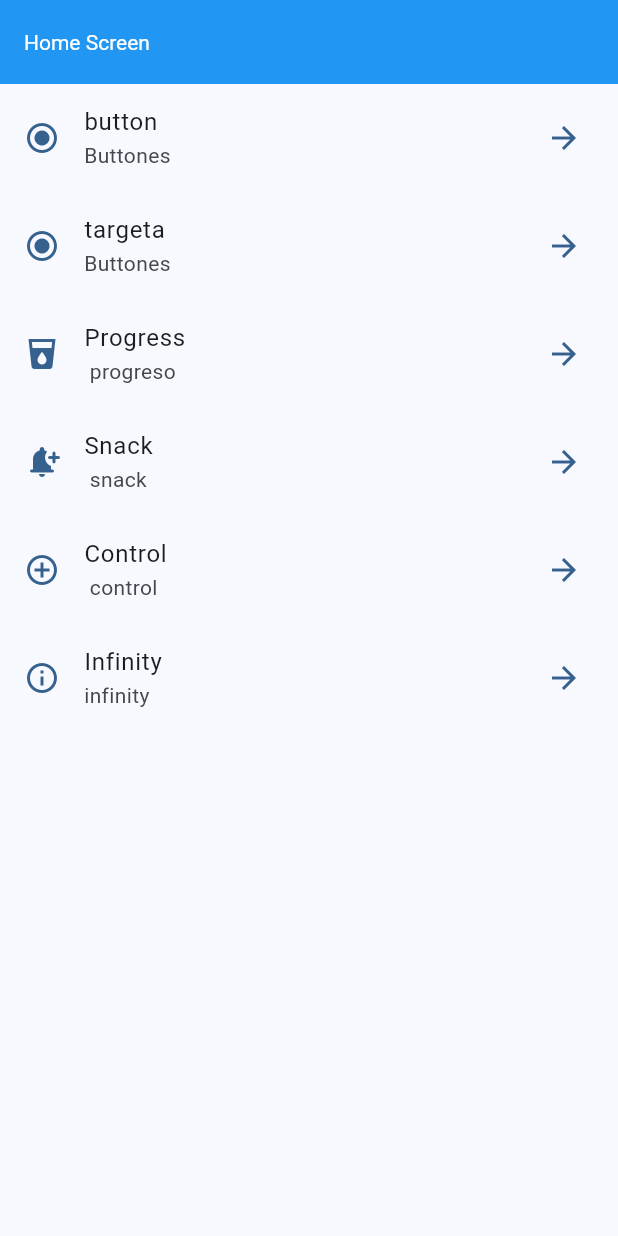
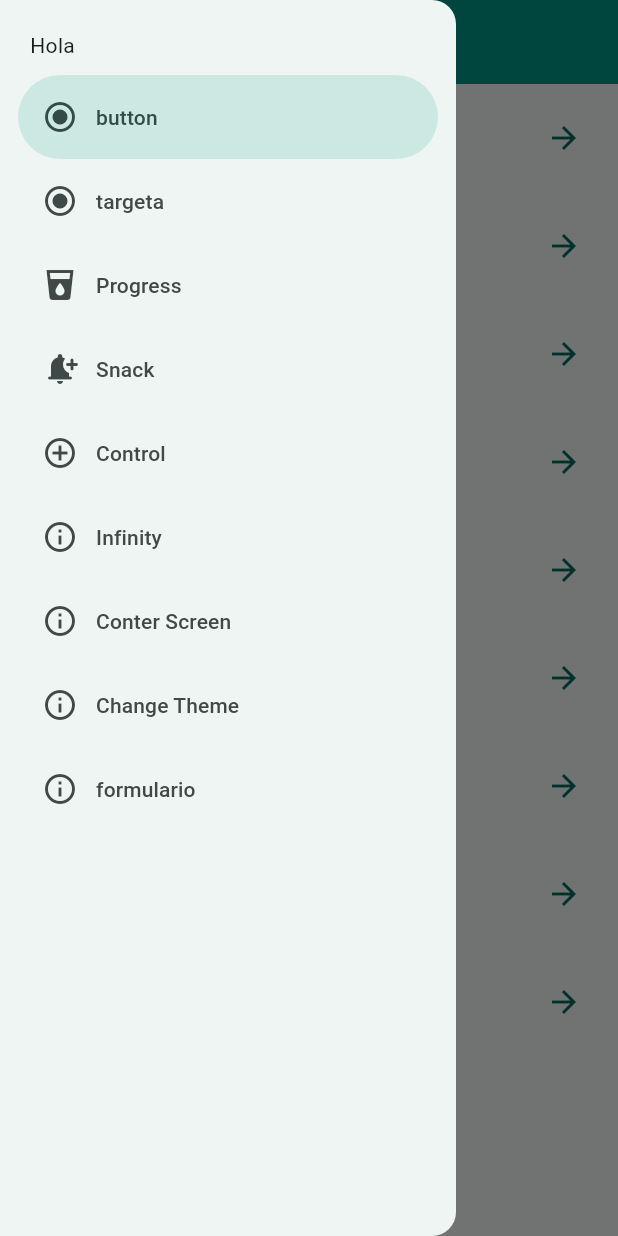
Before and after one commit to JaVergelVe/Desarrollo-Movil, a Flutter app: the screen it shows after launch, with the side drawer open (before the commit the screen has no drawer), on a phone screen of 412 x 824 dp. Run offline on Flutter 3.47's test engine with Material 3 defaults, Android fonts, the phone set to English and light mode, and no system bars; our stand-ins replace animate_do, card_swiper, dio, flutter_dotenv, flutter_riverpod, go_router and 1 more.

Commit message:
Agregando cositas timidas :)

```diff
--- a/widget_all/lib/config/menu/menu_items.dart
+++ b/widget_all/lib/config/menu/menu_items.dart
@@ -50,4 +50,22 @@ const appMenuItems = <MenuItems>[
     link: '/infinity',
     icon: Icons.info_outline,
   ),
+  MenuItems(
+    title: 'Conter Screen',
+    subTitle: 'with reperpod',
+    link: '/counter-screen',
+    icon: Icons.info_outline,
+  ),
+  MenuItems(
+    title: 'Change Theme',
+    subTitle: 'with reperpod',
+    link: '/change-theme',
+    icon: Icons.info_outline,
+  ),
+  MenuItems(
+    title: 'formulario ',
+    subTitle: 'Fornulario ',
+    link: '/formulario',
+    icon: Icons.info_outline,
+  )
 ];
--- a/widget_all/lib/config/router/app_router.dart
+++ b/widget_all/lib/config/router/app_router.dart
@@ -47,5 +47,23 @@ final GoRouter appRouter = GoRouter(
       builder: (BuildContext context, GoRouterState state) =>
           const InifinityScreen(),
     ),
+    GoRoute(
+      path: '/counter-screen',
+      name: CounterScreen.name,
+      builder: (BuildContext context, GoRouterState state) =>
+          const CounterScreen(),
+    ),
+    GoRoute(
+      path: '/change-theme',
+      name: ChangeTheme.name,
+      builder: (BuildContext context, GoRouterState state) =>
+          const ChangeTheme(),
+    ),
+    GoRoute(
+      path: '/formulario',
+      name: FormScreen.name,
+      builder: (BuildContext context, GoRouterState state) =>
+          const FormScreen(),
+    ),
   ],
 );
--- a/widget_all/lib/config/theme/app_theme.dart
+++ b/widget_all/lib/config/theme/app_theme.dart
@@ -9,17 +9,23 @@ const colorList = <Color>[
 
 class AppTheme {
   final int selectedColor;
+  final bool theme;
 
-  AppTheme({this.selectedColor = 1})
+  AppTheme({this.selectedColor = 1, this.theme = false})
       : assert(selectedColor < colorList.length, 'Color no disponible'),
         assert(selectedColor >= 0, 'Color debe ser un número positivo');
 
   ThemeData getTheme() => ThemeData(
       useMaterial3: true,
       colorSchemeSeed: colorList[selectedColor],
+      brightness: theme ? Brightness.dark : Brightness.light,
       appBarTheme: AppBarTheme(
         centerTitle: false,
         backgroundColor: colorList[selectedColor],
         titleTextStyle: const TextStyle(color: Colors.white),
       ));
+
+  AppTheme copyWith({int? selectedColor, bool? theme}) => AppTheme(
+      selectedColor: selectedColor ?? this.selectedColor,
+      theme: theme ?? this.theme);
 }
--- a/widget_all/lib/main.dart
+++ b/widget_all/lib/main.dart
@@ -1,21 +1,27 @@
 import 'package:flutter/material.dart';
+import 'package:flutter_riverpod/flutter_riverpod.dart';
 import 'package:widget_all/config/router/app_router.dart';
 import 'package:widget_all/config/theme/app_theme.dart';
+import 'package:widget_all/presentation/providers/theme_provider.dart';
 
 void main() {
-  runApp(const MyApp());
+  runApp(const ProviderScope(child: MyApp()));
 }
 
-class MyApp extends StatelessWidget {
+class MyApp extends ConsumerWidget {
   const MyApp({super.key});
 
   @override
-  Widget build(BuildContext context) {
+  Widget build(BuildContext context, WidgetRef ref) {
+    // final theme = ref.watch(themeProvider);
+
+    final AppTheme appTheme = ref.watch(themNotifierProvider);
+
     return MaterialApp.router(
       routerConfig: appRouter,
       title: "Flutter widget",
       debugShowCheckedModeBanner: false,
-      theme: AppTheme(selectedColor: 0).getTheme(),
+      theme: appTheme.getTheme(),
       /* home: HomeScreen(),
       routes: {
         "/buttons": (context) => ButtonsScreen(),
--- /dev/null
+++ b/widget_all/lib/presentation/providers/counter_provider.dart
@@ -0,0 +1,3 @@
+import 'package:flutter_riverpod/flutter_riverpod.dart';
+
+final counterProvider = StateProvider((ref) => 5);
--- /dev/null
+++ b/widget_all/lib/presentation/providers/theme_provider.dart
@@ -0,0 +1,27 @@
+import 'package:flutter_riverpod/flutter_riverpod.dart';
+import 'package:widget_all/config/theme/app_theme.dart';
+
+// provider que se modifica  una pieza
+final themeProvider = StateProvider((ref) => true);
+
+// provider que no se modifica
+final colorListProvider = Provider((ref) => colorList);
+
+final selectColorProvider = StateProvider((ref) => 3);
+
+// object theme custom (para object o estados mas complicados)
+final themNotifierProvider =
+    StateNotifierProvider<ThemeNotifier, AppTheme>((ref) => ThemeNotifier());
+
+class ThemeNotifier extends StateNotifier<AppTheme> {
+  /// state va hacer igual quel appTheme
+  ThemeNotifier() : super(AppTheme());
+
+  void toggleDarkMode() {
+    state = state.copyWith(theme: !state.theme);
+  }
+
+  void changeColorIndex(int colorIndex) {
+    state = state.copyWith(selectedColor: colorIndex);
+  }
+}
--- a/widget_all/lib/presentation/screens/home/home_screen.dart
+++ b/widget_all/lib/presentation/screens/home/home_screen.dart
@@ -1,6 +1,7 @@
 import 'package:flutter/material.dart';
 import 'package:go_router/go_router.dart';
 import 'package:widget_all/config/menu/menu_items.dart';
+import 'package:widget_all/presentation/widgets/menu.dart';
 
 class HomeScreen extends StatelessWidget {
   static const String name = 'home_screen';
@@ -8,12 +9,17 @@ class HomeScreen extends StatelessWidget {
 
   @override
   Widget build(BuildContext context) {
+    final scaffoldKey = GlobalKey<ScaffoldState>();
+
     return Scaffold(
-      appBar: AppBar(
-        title: const Text("Home Screen"),
-      ),
-      body: _HomeView(),
-    );
+        key: scaffoldKey,
+        appBar: AppBar(
+          title: const Text("Home Screen"),
+        ),
+        body: _HomeView(),
+        drawer: Menu(
+          scaffoldKey: scaffoldKey,
+        ));
   }
 }
 
--- a/widget_all/lib/presentation/screens/screens.dart
+++ b/widget_all/lib/presentation/screens/screens.dart
@@ -1,3 +1,6 @@
+export 'package:widget_all/presentation/screens/form/form_screen.dart';
+export 'package:widget_all/presentation/screens/change_theme/change_theme.dart';
+export 'package:widget_all/presentation/screens/counter_screen/counter_screen.dart';
 export 'package:widget_all/presentation/screens/infinity/infinity_screen.dart';
 export 'package:widget_all/presentation/screens/controls/control_screen.dart';
 export 'package:widget_all/presentation/screens/snack/snack_screen.dart';
--- a/widget_all/lib/presentation/screens/snack/snack_screen.dart
+++ b/widget_all/lib/presentation/screens/snack/snack_screen.dart
@@ -4,8 +4,7 @@ import 'package:go_router/go_router.dart';
 class SnackScreen extends StatelessWidget {
   const SnackScreen({super.key});
 
-  // ignore: non_constant_identifier_names
-  void ShowCustomSnackBar(context) {
+  void showCustomSnackBar(context) {
     ScaffoldMessenger.of(context).clearSnackBars();
     ScaffoldMessenger.of(context).showSnackBar(SnackBar(
       content: const Text("goal"),
@@ -25,7 +24,7 @@ class SnackScreen extends StatelessWidget {
       body: const _SnackView(),
       floatingActionButton: FloatingActionButton.extended(
         onPressed: () {
-          ShowCustomSnackBar(context);
+          showCustomSnackBar(context);
         },
         label: const Text("Mostrar"),
         icon: const Icon(Icons.search),
--- /dev/null
+++ b/widget_all/lib/presentation/widgets/menu.dart
@@ -0,0 +1,42 @@
+import 'package:flutter/material.dart';
+import 'package:go_router/go_router.dart';
+import 'package:widget_all/config/menu/menu_items.dart';
+
+class Menu extends StatefulWidget {
+  final GlobalKey<ScaffoldState> scaffoldKey;
+  const Menu({super.key, required this.scaffoldKey});
+
+  @override
+  State<Menu> createState() => _MenuState();
+}
+
+class _MenuState extends State<Menu> {
+  int navDrawerIndex = 0;
+
+  @override
+  Widget build(BuildContext context) {
+    final hasNotch = MediaQuery.of(context).viewPadding.top > 35;
+
+    return NavigationDrawer(
+        selectedIndex: navDrawerIndex,
+        onDestinationSelected: (value) {
+          setState(() {
+            navDrawerIndex = value;
+          });
+
+          final menuItem = appMenuItems[value];
+          context.push(menuItem.link);
+          widget.scaffoldKey.currentState?.closeDrawer();
+        },
+        children: [
+          Padding(
+            padding: EdgeInsets.fromLTRB(20, hasNotch ? 10 : 20, 16, 10),
+            child: const Text('Hola'),
+          ),
+          ...appMenuItems.map((res) => NavigationDrawerDestination(
+                icon: Icon(res.icon),
+                label: Text(res.title),
+              )),
+        ]);
+  }
+}
--- a/widget_all/pubspec.yaml
+++ b/widget_all/pubspec.yaml
@@ -35,7 +35,9 @@ dependencies:
   # The following adds the Cupertino Icons font to your application.
   # Use with the CupertinoIcons class for iOS style icons.
   cupertino_icons: ^1.0.6
-  go_router: ^13.2.4
+  go_router: ^14.0.2
+  flutter_riverpod: ^2.5.1
+  provider: ^6.1.2
 
 dev_dependencies:
   flutter_test:
```
Also changed, not shown: widget_all/lib/presentation/screens/change_theme/change_theme.dart (added, +59 -0 lines), widget_all/lib/presentation/screens/counter_screen/counter_screen.dart (added, +41 -0 lines), widget_all/lib/presentation/screens/form/form_screen.dart (added, +64 -0 lines), widget_all/lib/presentation/screens/infinity/infinity_screen.dart (+22 -0 lines), widget_all/pubspec.lock.
